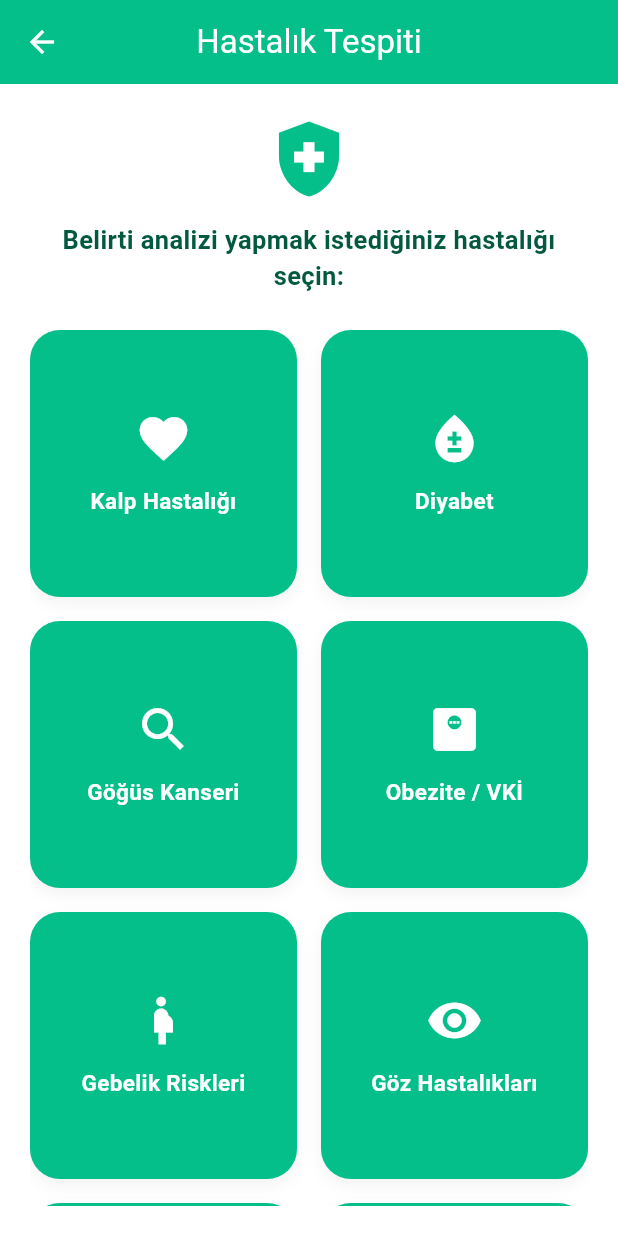
After one commit to Mert30/YZTA-Bootcamp-Group-110, a Flutter app: the PatientHomePage screen opened directly, after a tap on the "menu" icon, after a tap on "Teşhisler", on a phone screen of 412 x 824 dp. The commit adds this screen. Run offline on Flutter 3.47's test engine with Material 3 defaults, Android fonts, the phone set to English and light mode, and no system bars; our stand-ins replace bloc, cloud_firestore, convex_bottom_bar, firebase_auth, firebase_core, firebase_storage and 7 more; missing offline and left inert: mobile_scanner; accounts and stored records are empty; network calls fail; project files that could hold a hidden picture were left out.

Commit message:
`hastalik tespiti icin sayfa yapildi ve icine hastalillar eklendi`

```diff
--- /dev/null
+++ b/smart_med_asistant/lib/ui/views/disease_detection_page.dart
@@ -0,0 +1,117 @@
+import 'package:flutter/material.dart';
+
+class DiseaseDetectionPage extends StatelessWidget {
+  const DiseaseDetectionPage({super.key});
+
+  @override
+  Widget build(BuildContext context) {
+    final diseases = [
+      {"title": "Kalp Hastalığı", "icon": Icons.favorite, "onTap": () {}},
+      {"title": "Diyabet", "icon": Icons.bloodtype, "onTap": () {}},
+      {"title": "Göğüs Kanseri", "icon": Icons.search, "onTap": () {}},
+      {"title": "Obezite / VKİ", "icon": Icons.monitor_weight, "onTap": () {}},
+      {
+        "title": "Gebelik Riskleri",
+        "icon": Icons.pregnant_woman,
+        "onTap": () {},
+      },
+      {"title": "Göz Hastalıkları", "icon": Icons.visibility, "onTap": () {}},
+      {"title": "Akciğer Hastalıkları", "icon": Icons.air, "onTap": () {}},
+      {
+        "title": "Psikolojik Rahatsızlıklar",
+        "icon": Icons.psychology,
+        "onTap": () {},
+      },
+    ];
+
+    return Scaffold(
+      appBar: AppBar(
+        backgroundColor: const Color(0xFF04BF8A),
+        centerTitle: true,
+        title: const Text(
+          'Hastalık Tespiti',
+          style: TextStyle(color: Colors.white),
+        ),
+      ),
+      body: Container(
+        width: double.infinity,
+        padding: const EdgeInsets.all(20),
+        child: Column(
+          children: [
+            const Icon(
+              Icons.health_and_safety,
+              color: Color(0xFF04BF8A),
+              size: 60,
+            ),
+            const SizedBox(height: 12),
+            const Text(
+              'Belirti analizi yapmak istediğiniz hastalığı seçin:',
+              style: TextStyle(
+                fontSize: 17,
+                color: Color(0xFF025940),
+                fontWeight: FontWeight.w600,
+              ),
+              textAlign: TextAlign.center,
+            ),
+            const SizedBox(height: 24),
+            Expanded(
+              child: GridView.count(
+                crossAxisCount: 2,
+                crossAxisSpacing: 16,
+                mainAxisSpacing: 16,
+                childAspectRatio: 1.0,
+                children: diseases.map((disease) {
+                  return _diseaseCard(
+                    title: disease["title"] as String,
+                    icon: disease["icon"] as IconData,
+                    onTap: disease["onTap"] as VoidCallback,
+                  );
+                }).toList(),
+              ),
+            ),
+          ],
+        ),
+      ),
+    );
+  }
+
+  Widget _diseaseCard({
+    required String title,
+    required IconData icon,
+    required VoidCallback onTap,
+  }) {
+    return GestureDetector(
+      onTap: onTap,
+      child: Container(
+        decoration: BoxDecoration(
+          color: const Color(0xFF04BF8A),
+          borderRadius: BorderRadius.circular(20),
+          boxShadow: [
+            BoxShadow(
+              color: Colors.black.withOpacity(0.05),
+              blurRadius: 8,
+              offset: const Offset(0, 4),
+            ),
+          ],
+        ),
+        padding: const EdgeInsets.all(16),
+        child: Column(
+          mainAxisAlignment: MainAxisAlignment.center,
+          children: [
+            Icon(icon, size: 38, color: Colors.white),
+            const SizedBox(height: 12),
+            Text(
+              title,
+              style: const TextStyle(
+                fontSize: 15,
+                color: Colors.white,
+                fontWeight: FontWeight.w600,
+              ),
+              textAlign: TextAlign.center,
+            ),
+          ],
+        ),
+      ),
+    );
+  }
+}
--- a/smart_med_asistant/lib/ui/views/patient_home_page.dart
+++ b/smart_med_asistant/lib/ui/views/patient_home_page.dart
@@ -5,6 +5,7 @@ import 'package:flutter/material.dart';
 import 'package:firebase_auth/firebase_auth.dart';
 import 'package:image_picker/image_picker.dart';
 import 'package:lottie/lottie.dart'; // Lottie için import
+import 'package:smart_med_assistant/ui/views/disease_detection_page.dart';
 import 'package:smart_med_assistant/ui/views/first_screen.dart';
 import 'package:smart_med_assistant/ui/views/gemini_chat_page.dart';
 import 'package:smart_med_assistant/ui/views/patient_prescriptions_page.dart';
@@ -241,6 +242,24 @@ class _PatientHomePageState extends State<PatientHomePage> {
                 },
               ),
               ListTile(
+                leading: const Icon(
+                  Icons.health_and_safety,
+                  color: Color(0xFF025940),
+                ),
+                title: const Text(
+                  'Teşhisler',
+                  style: TextStyle(color: Color(0xFF025940)),
+                ),
+                onTap: () {
+                  Navigator.push(
+                    context,
+                    MaterialPageRoute(
+                      builder: (context) => DiseaseDetectionPage(),
+                    ),
+                  );
+                },
+              ),
+              ListTile(
                 leading: const Icon(Icons.logout, color: Color(0xFF025940)),
                 title: const Text(
                   'Çıkış Yap',
--- a/smart_med_asistant/lib/ui/views/patient_settings_page.dart
+++ b/smart_med_asistant/lib/ui/views/patient_settings_page.dart
@@ -74,7 +74,7 @@ class _PatientSettingsPageState extends State<PatientSettingsPage> {
             ),
             trailing: const Icon(Icons.arrow_forward_ios, size: 16),
             onTap: () {
-              Navigator.push(
+              Navigator.pushReplacement(
                 context,
                 MaterialPageRoute(
                   builder: (context) => const PatientResetPasswordPage(),
--- a/smart_med_asistant/lib/ui/views/support_page.dart
+++ b/smart_med_asistant/lib/ui/views/support_page.dart
@@ -1,6 +1,8 @@
 import 'package:cloud_firestore/cloud_firestore.dart';
 import 'package:flutter/material.dart';
 import 'package:lottie/lottie.dart';
+import 'package:smart_med_assistant/ui/views/patient_home_page.dart';
+import 'package:smart_med_assistant/ui/views/patient_settings_page.dart';
 
 class SupportPage extends StatefulWidget {
   const SupportPage({super.key});
@@ -102,6 +104,17 @@ class _SupportPageState extends State<SupportPage> {
       backgroundColor: const Color(0xFFF4F6F8),
       appBar: AppBar(
         centerTitle: true,
+        leading: IconButton(
+          icon: const Icon(Icons.arrow_back),
+          onPressed: () {
+            Navigator.pushReplacement(
+              context,
+              MaterialPageRoute(
+                builder: (context) => const PatientSettingsPage(),
+              ),
+            );
+          },
+        ),
         title: Row(
           children: [
             const Icon(Icons.support_agent, color: Colors.white),
```
Also changed, not shown: smart_med_asistant/lib/main.dart (line endings or trailing spaces).
